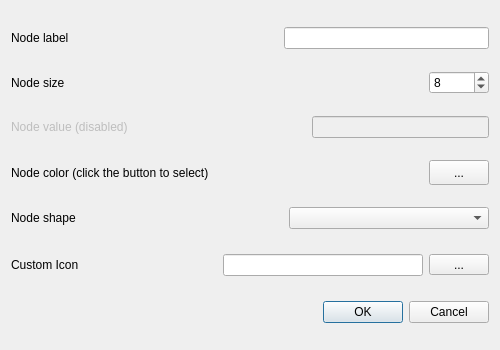
This is src/forms/dialognodeedit.ui in socnetv/app as Qt 5 draws it before an edit. The edited form follows.
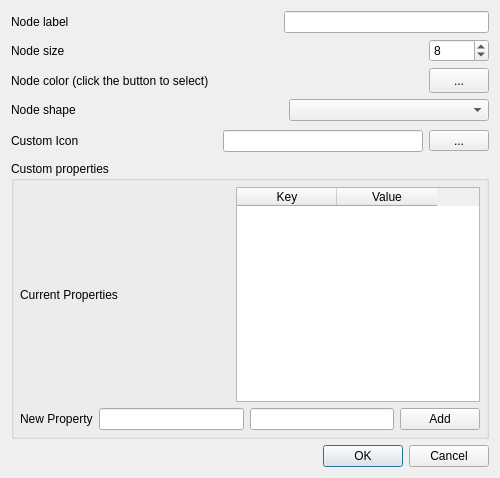
This is the edited form.

Commit message: #130 DialogNodeEdit | added QTable and linedits for custom node attributes -- WIP

```diff
--- a/src/forms/dialognodeedit.ui
+++ b/src/forms/dialognodeedit.ui
@@ -7,7 +7,7 @@
     <x>0</x>
     <y>0</y>
     <width>500</width>
-    <height>350</height>
+    <height>478</height>
    </rect>
   </property>
   <property name="minimumSize">
@@ -25,7 +25,7 @@
   <property name="windowTitle">
    <string>Node Properties</string>
   </property>
-  <layout class="QGridLayout" name="gridLayout">
+  <layout class="QGridLayout" name="gridLayout_2">
    <item row="0" column="0">
     <layout class="QHBoxLayout" name="horizontalLayout">
      <item>
@@ -69,92 +69,6 @@
      </item>
     </layout>
    </item>
-   <item row="1" column="0">
-    <layout class="QHBoxLayout" name="horizontalLayout_2">
-     <item>
-      <widget class="QLabel" name="label_2">
-       <property name="text">
-        <string>Node size</string>
-       </property>
-      </widget>
-     </item>
-     <item>
-      <spacer name="horizontalSpacer">
-       <property name="font">
-        <font>
-         <family>Liberation Sans</family>
-         <pointsize>13</pointsize>
-        </font>
-       </property>
-       <property name="orientation">
-        <enum>Qt::Horizontal</enum>
-       </property>
-       <property name="sizeHint" stdset="0">
-        <size>
-         <width>40</width>
-         <height>20</height>
-        </size>
-       </property>
-      </spacer>
-     </item>
-     <item>
-      <widget class="QSpinBox" name="sizeSpin">
-       <property name="minimumSize">
-        <size>
-         <width>60</width>
-         <height>0</height>
-        </size>
-       </property>
-       <property name="toolTip">
-        <string>&lt;html&gt;&lt;head/&gt;&lt;body&gt;&lt;p&gt;Set the size of the node. &lt;/p&gt;&lt;p&gt;&lt;br/&gt;&lt;/p&gt;&lt;p&gt;Default node size: 8&lt;/p&gt;&lt;/body&gt;&lt;/html&gt;</string>
-       </property>
-       <property name="value">
-        <number>8</number>
-       </property>
-      </widget>
-     </item>
-    </layout>
-   </item>
-   <item row="2" column="0">
-    <layout class="QHBoxLayout" name="horizontalLayout_3">
-     <item>
-      <widget class="QLabel" name="label_3">
-       <property name="enabled">
-        <bool>false</bool>
-       </property>
-       <property name="text">
-        <string>Node value (disabled)</string>
-       </property>
-      </widget>
-     </item>
-     <item>
-      <spacer name="horizontalSpacer_2">
-       <property name="font">
-        <font>
-         <family>Liberation Sans</family>
-         <pointsize>13</pointsize>
-        </font>
-       </property>
-       <property name="orientation">
-        <enum>Qt::Horizontal</enum>
-       </property>
-       <property name="sizeHint" stdset="0">
-        <size>
-         <width>40</width>
-         <height>20</height>
-        </size>
-       </property>
-      </spacer>
-     </item>
-     <item>
-      <widget class="QLineEdit" name="valueEdit">
-       <property name="enabled">
-        <bool>false</bool>
-       </property>
-      </widget>
-     </item>
-    </layout>
-   </item>
    <item row="3" column="0">
     <layout class="QHBoxLayout" name="horizontalLayout_4">
      <item>
@@ -204,6 +118,62 @@
      </item>
     </layout>
    </item>
+   <item row="7" column="0">
+    <widget class="QDialogButtonBox" name="buttonBox">
+     <property name="orientation">
+      <enum>Qt::Horizontal</enum>
+     </property>
+     <property name="standardButtons">
+      <set>QDialogButtonBox::Cancel|QDialogButtonBox::Ok</set>
+     </property>
+    </widget>
+   </item>
+   <item row="2" column="0">
+    <layout class="QHBoxLayout" name="horizontalLayout_2">
+     <item>
+      <widget class="QLabel" name="label_2">
+       <property name="text">
+        <string>Node size</string>
+       </property>
+      </widget>
+     </item>
+     <item>
+      <spacer name="horizontalSpacer">
+       <property name="font">
+        <font>
+         <family>Liberation Sans</family>
+         <pointsize>13</pointsize>
+        </font>
+       </property>
+       <property name="orientation">
+        <enum>Qt::Horizontal</enum>
+       </property>
+       <property name="sizeHint" stdset="0">
+        <size>
+         <width>40</width>
+         <height>20</height>
+        </size>
+       </property>
+      </spacer>
+     </item>
+     <item>
+      <widget class="QSpinBox" name="sizeSpin">
+       <property name="minimumSize">
+        <size>
+         <width>60</width>
+         <height>0</height>
+        </size>
+       </property>
+       <property name="toolTip">
+        <string>&lt;html&gt;&lt;head/&gt;&lt;body&gt;&lt;p&gt;Set the size of the node. &lt;/p&gt;&lt;p&gt;&lt;br/&gt;&lt;/p&gt;&lt;p&gt;Default node size: 8&lt;/p&gt;&lt;/body&gt;&lt;/html&gt;</string>
+       </property>
+       <property name="value">
+        <number>8</number>
+       </property>
+      </widget>
+     </item>
+    </layout>
+   </item>
    <item row="4" column="0">
     <layout class="QHBoxLayout" name="horizontalLayout_5">
      <item>
@@ -331,13 +301,103 @@
     </layout>
    </item>
    <item row="6" column="0">
-    <widget class="QDialogButtonBox" name="buttonBox">
-     <property name="orientation">
-      <enum>Qt::Horizontal</enum>
+    <widget class="QGroupBox" name="groupBox">
+     <property name="title">
+      <string>Custom properties</string>
      </property>
-     <property name="standardButtons">
-      <set>QDialogButtonBox::Cancel|QDialogButtonBox::Ok</set>
-     </property>
+     <layout class="QGridLayout" name="gridLayout">
+      <property name="leftMargin">
+       <number>6</number>
+      </property>
+      <property name="topMargin">
+       <number>6</number>
+      </property>
+      <property name="rightMargin">
+       <number>6</number>
+      </property>
+      <property name="bottomMargin">
+       <number>6</number>
+      </property>
+      <item row="0" column="0">
+       <layout class="QHBoxLayout" name="horizontalLayout_3">
+        <item>
+         <widget class="QLabel" name="label_3">
+          <property name="enabled">
+           <bool>true</bool>
+          </property>
+          <property name="text">
+           <string>Current Properties</string>
+          </property>
+         </widget>
+        </item>
+        <item>
+         <spacer name="horizontalSpacer_2">
+          <property name="font">
+           <font>
+            <family>Liberation Sans</family>
+            <pointsize>13</pointsize>
+           </font>
+          </property>
+          <property name="orientation">
+           <enum>Qt::Horizontal</enum>
+          </property>
+          <property name="sizeHint" stdset="0">
+           <size>
+            <width>125</width>
+            <height>20</height>
+           </size>
+          </property>
+         </spacer>
+        </item>
+        <item>
+         <widget class="QTableWidget" name="customAttributesTable">
+          <column>
+           <property name="text">
+            <string>Key</string>
+           </property>
+          </column>
+          <column>
+           <property name="text">
+            <string>Value</string>
+           </property>
+          </column>
+         </widget>
+        </item>
+       </layout>
+      </item>
+      <item row="1" column="0">
+       <layout class="QHBoxLayout" name="horizontalLayout_7">
+        <item>
+         <widget class="QLabel" name="label_6">
+          <property name="text">
+           <string>New Property</string>
+          </property>
+         </widget>
+        </item>
+        <item>
+         <widget class="QLineEdit" name="valueLineEdit">
+          <property name="statusTip">
+           <string>Enter key name</string>
+          </property>
+         </widget>
+        </item>
+        <item>
+         <widget class="QLineEdit" name="keyLineEdit">
+          <property name="statusTip">
+           <string>Enter key value</string>
+          </property>
+         </widget>
+        </item>
+        <item>
+         <widget class="QPushButton" name="addPropertyBtn">
+          <property name="text">
+           <string>Add</string>
+          </property>
+         </widget>
+        </item>
+       </layout>
+      </item>
+     </layout>
     </widget>
    </item>
   </layout>
```
The commit also changes 4 other files.
